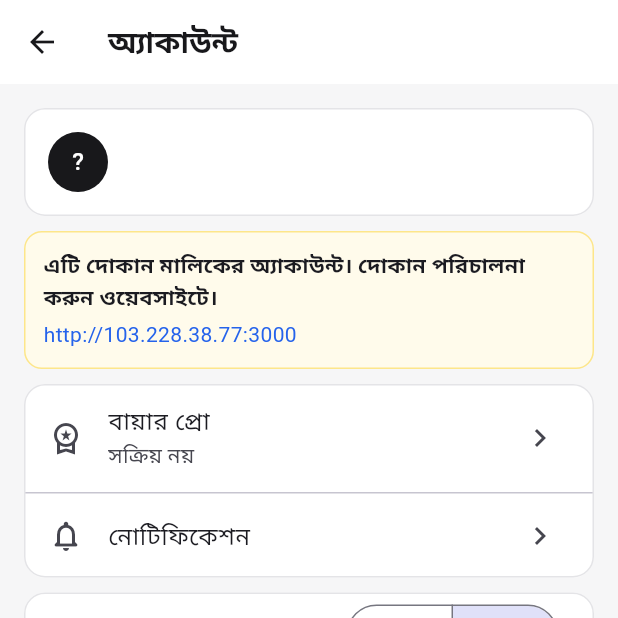
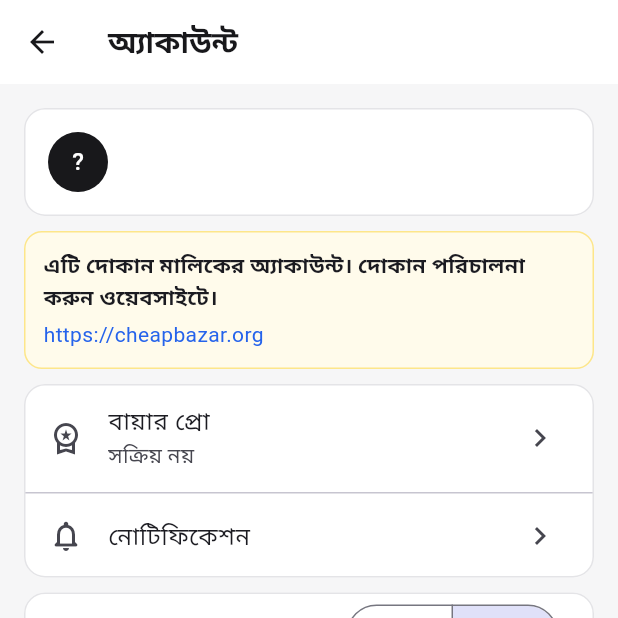
Before and after one commit to PromitSarker/CheapBazar, a Flutter app: the AccountScreen screen opened directly, after a tap on "বাংলা", on a phone screen of 412 x 824 dp, the top half of it. Run offline on Flutter 3.47's test engine with Material 3 defaults, Android fonts, the phone set to English and light mode, and no system bars; our stand-ins replace cached_network_image, flutter_secure_storage, shared_preferences; accounts and stored records are empty; network calls fail.

Commit message:
ops: serve on https://cheapbazar.org; mobile + CI + docs default to the domain

```diff
--- a/mobile/lib/config.dart
+++ b/mobile/lib/config.dart
@@ -1,7 +1,7 @@
 /// Build-time configuration. Override with:
 ///   flutter build apk --dart-define=API_BASE_URL=https://shop.example.com
 class AppConfig {
-  static const String baseUrl = String.fromEnvironment('API_BASE_URL', defaultValue: 'http://103.228.38.77:3000');
+  static const String baseUrl = String.fromEnvironment('API_BASE_URL', defaultValue: 'https://cheapbazar.org');
   static const String apiPrefix = '/api/m/v1';
   // Keep both in sync with `version:` in pubspec.yaml (test/app_update_test.dart fails if they drift).
   static const String version = '1.0.0';
--- a/mobile/tool/live_check.dart
+++ b/mobile/tool/live_check.dart
@@ -1,11 +1,11 @@
 // Contract check against a REAL server (read-only except sign-up/login of a throwaway buyer).
-//   dart run tool/live_check.dart http://103.228.38.77:3000
+//   dart run tool/live_check.dart https://cheapbazar.org
 import 'dart:convert';
 import 'dart:io';
 import 'dart:math';
 
 Future<void> main(List<String> args) async {
-  final base = (args.isNotEmpty ? args.first : 'http://103.228.38.77:3000').replaceAll(RegExp(r'/+$'), '');
+  final base = (args.isNotEmpty ? args.first : 'https://cheapbazar.org').replaceAll(RegExp(r'/+$'), '');
   final http = HttpClient();
   var failures = 0;
   void check(bool ok, String what) {
```
Also changed, not shown: 5 other files.
